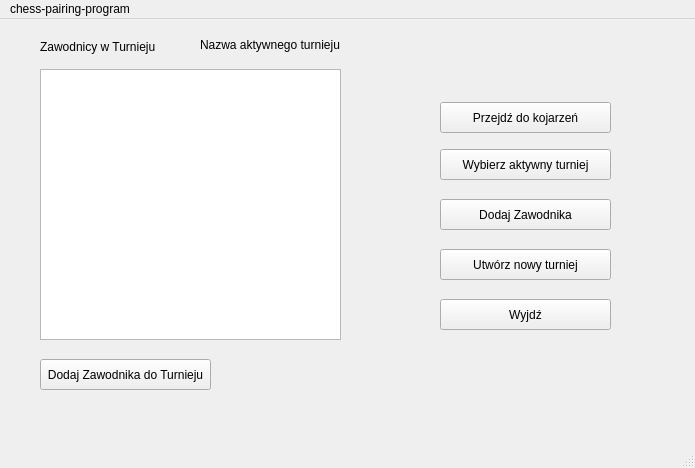
Qt form chess_pairing_program/mainwindow.ui (szachiszta/chess-pairing-program) before a commit.
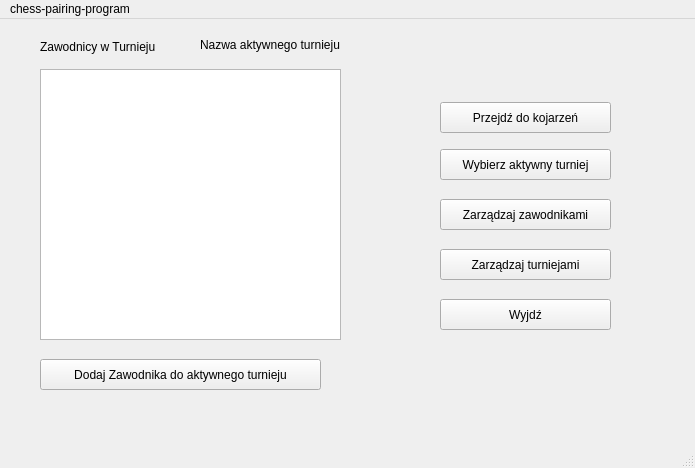
The same form after that commit.

What changed in the file:
```diff
--- a/chess_pairing_program/mainwindow.ui
+++ b/chess_pairing_program/mainwindow.ui
@@ -24,7 +24,7 @@
      </rect>
     </property>
     <property name="text">
-     <string>Dodaj Zawodnika</string>
+     <string>Zarządzaj zawodnikami</string>
     </property>
    </widget>
    <widget class="QPushButton" name="pushButton_2">
@@ -37,7 +37,7 @@
      </rect>
     </property>
     <property name="text">
-     <string>Utwórz nowy turniej</string>
+     <string>Zarządzaj turniejami</string>
     </property>
    </widget>
    <widget class="QPushButton" name="pushButton_3">
@@ -58,12 +58,12 @@
      <rect>
       <x>40</x>
       <y>340</y>
-      <width>171</width>
+      <width>281</width>
       <height>31</height>
      </rect>
     </property>
     <property name="text">
-     <string>Dodaj Zawodnika do Turnieju</string>
+     <string>Dodaj Zawodnika do aktywnego turnieju</string>
     </property>
    </widget>
    <widget class="QTableView" name="tableView">
```
